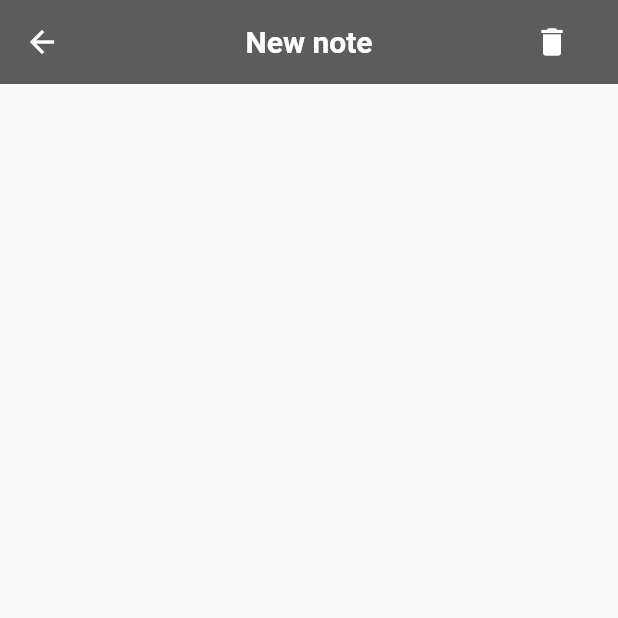
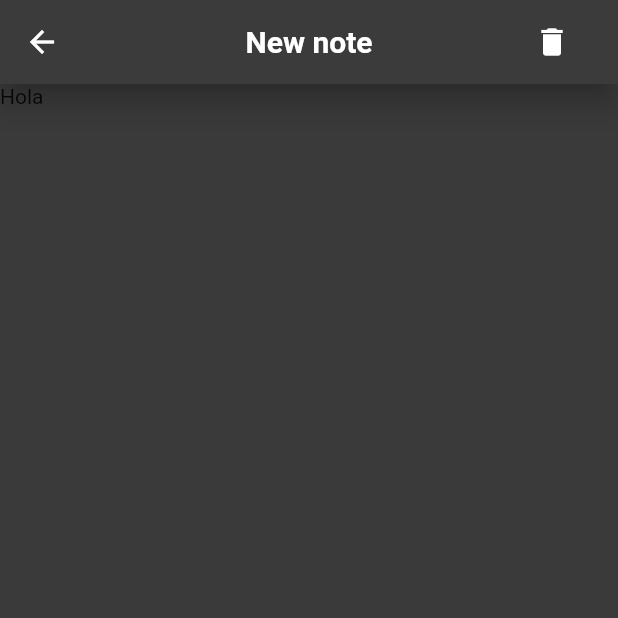
Before and after one commit to CatHood0/Notes-App, a Flutter app: the createNote screen opened by its route, on a phone screen of 412 x 824 dp, the top half of it. Run offline on Flutter 3.47's test engine with Material 2 defaults, Android fonts, the phone set to English and light mode, and no system bars.

```diff
--- a/lib/model/Note.dart
+++ b/lib/model/Note.dart
@@ -10,7 +10,7 @@ class note{
     return _title;
   }
 
-  static String? content(){
+  static String? getContent(){
     return _content;
   }
 
--- a/lib/view/CreateNote.dart
+++ b/lib/view/CreateNote.dart
@@ -1,19 +1,28 @@
 import 'package:flutter/material.dart';
 
-class createNote extends StatelessWidget {
-  const createNote({super.key});
+class createNote extends StatefulWidget {
+  createNote({super.key});
+
+  @override
+  State<createNote> createState() => _createNoteState();
+}
+
+class _createNoteState extends State<createNote> {
+  late TextEditingController textTitleController;
+  late TextEditingController textContentController;
+
 
   @override
   Widget build(BuildContext context) {
     return Scaffold(
       appBar: AppBar(
-        backgroundColor: Color.fromARGB(255, 92, 92, 92),
-        elevation: 0,
+        backgroundColor: Color.fromARGB(255, 59, 59, 59),
+        elevation: 8,
         title: Text("New note", style: TextStyle(fontWeight: FontWeight.bold, fontSize: 20)),
         centerTitle: true,
         actions: [
           Padding(
-            padding: const EdgeInsets.only(
+            padding: EdgeInsets.only(
               right: 20,
             ),
             child: Container(
@@ -26,16 +35,38 @@ class createNote extends StatelessWidget {
           ),
         ],
       ),
-        body: Column(
-          children: [
-              Row(),
-              Container(),
-              Container(),
+        body: Container(
+          height: double.infinity,
+          color:  Color.fromARGB(255, 58, 58, 58),
+          child: Stack(
+            children: <Widget>[
+                Container(
+                  child: Text("Hola", style: TextStyle()),
+                ),
+                Container(
 
+                ),
+                Container(),
 
+            ],
 
-          ],
+          ),
         ),
     );
   }
+
+   @override
+  void initState() {
+    super.initState();
+    textContentController = TextEditingController();
+    textTitleController = TextEditingController();
+  }
+
+  @override
+  void dispose() {
+    super.dispose();
+    textContentController.dispose();
+    textTitleController.dispose();
+  }
+
 }
--- a/lib/view/HomePage.dart
+++ b/lib/view/HomePage.dart
@@ -55,7 +55,7 @@ class homePage extends StatelessWidget {
         ),
         drawer: Container(
           width: 200,
-          child: menu(),
+          child: menu(context),
 
         ),
     );
--- /dev/null
+++ b/lib/view/ReadNote.dart
@@ -0,0 +1,17 @@
+import 'package:flutter/material.dart';
+
+class MyApp extends StatelessWidget {
+  const MyApp({super.key});
+
+  @override
+  Widget build(BuildContext context) {
+    return Scaffold(
+        appBar: AppBar(
+          title: const Text('Material App Bar'),
+        ),
+        body: const Center(
+          child: Text('Hello World'),
+        ),
+    );
+  }
+}
```
Also changed, not shown: lib/Widgets/CustomCard.dart (+45 -4 lines), lib/controller/CreateNoteController.dart (added, +47 -0 lines), lib/model/NotesList.dart (deleted, +0 -9 lines), lib/view/Menu.dart (+7 -2 lines).
